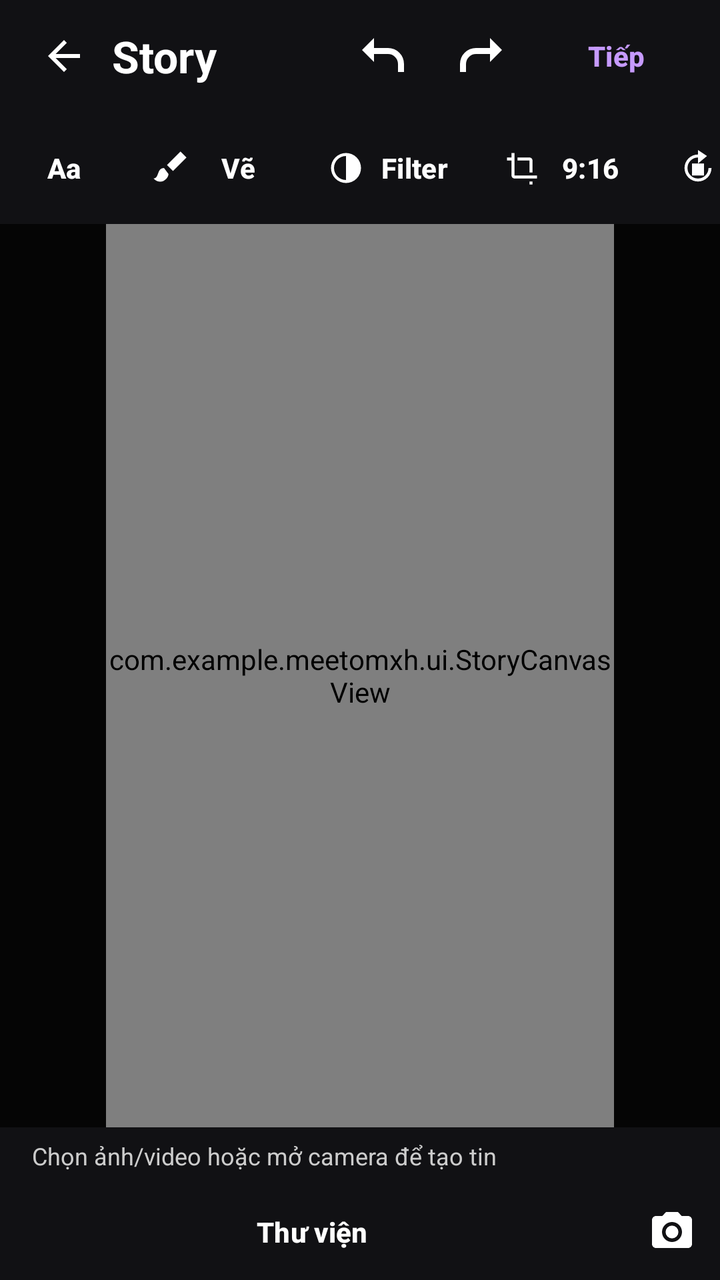
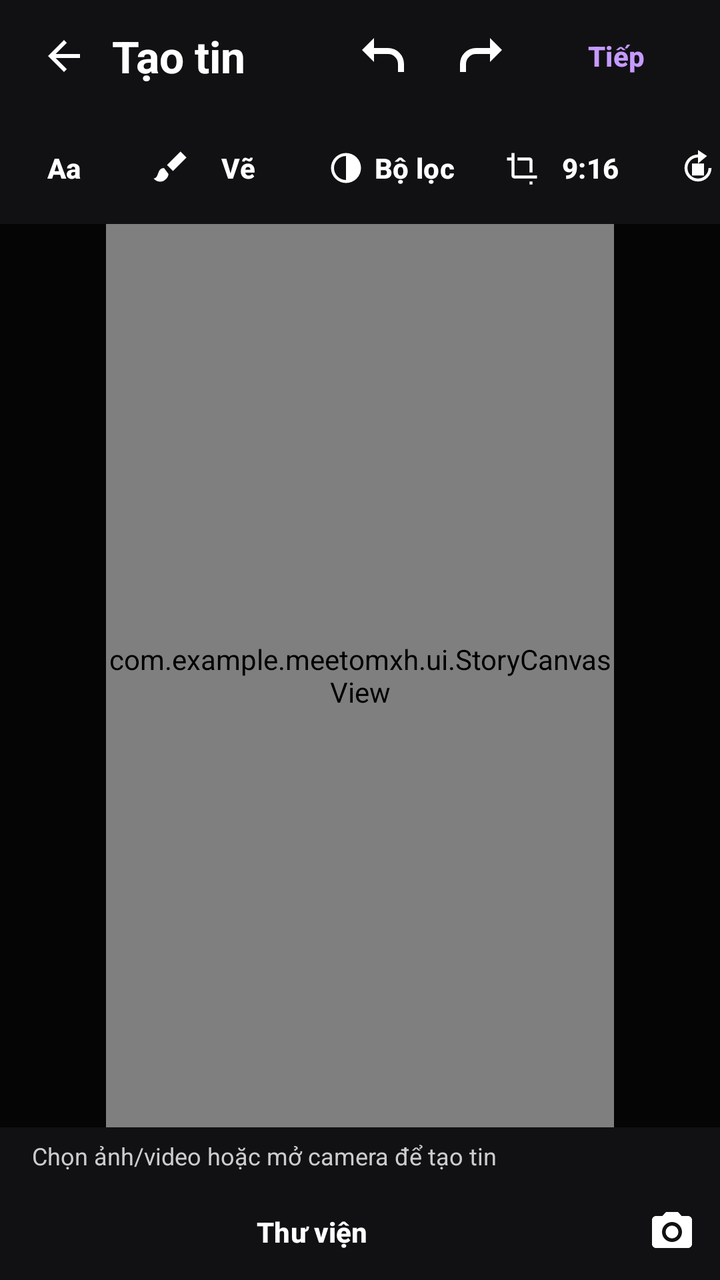

Before-and-after screenshots of an Android layout around one commit, followed by the original layout XML and the change that was made.
<!-- AndroidManifest.xml: application theme Theme.MeetoMXH -->
<!-- res/layout/activity_story_create.xml -->
<LinearLayout xmlns:android="http://schemas.android.com/apk/res/android" xmlns:app="http://schemas.android.com/apk/res-auto" android:id="@+id/story_create_root" android:layout_width="match_parent" android:layout_height="match_parent" android:orientation="vertical" android:background="#111114">
 <LinearLayout android:layout_width="match_parent" android:layout_height="56dp" android:gravity="center_vertical" android:paddingHorizontal="8dp">
  <ImageButton android:id="@+id/story_create_back" android:layout_width="48dp" android:layout_height="48dp" android:background="?attr/selectableItemBackgroundBorderless" android:src="@drawable/ic_arrow_back" android:tint="#FFFFFF" android:contentDescription="Quay lại" />
  <TextView android:layout_width="0dp" android:layout_height="wrap_content" android:layout_weight="1" android:text="Story" android:textColor="#FFFFFF" android:textSize="22sp" android:textStyle="bold" />
  <ImageButton android:id="@+id/story_undo" android:layout_width="48dp" android:layout_height="48dp" android:background="?attr/selectableItemBackgroundBorderless" android:src="@drawable/ic_story_undo" android:tint="#FFFFFF" android:contentDescription="Hoàn tác" />
  <ImageButton android:id="@+id/story_redo" android:layout_width="48dp" android:layout_height="48dp" android:background="?attr/selectableItemBackgroundBorderless" android:src="@drawable/ic_story_redo" android:tint="#FFFFFF" android:contentDescription="Làm lại" />
  <Button android:id="@+id/story_next" style="@style/Widget.Material3.Button.TextButton" android:layout_width="wrap_content" android:layout_height="48dp" android:text="Tiếp" android:textAllCaps="false" android:textColor="#C69AFF" />
 </LinearLayout>
 <HorizontalScrollView android:id="@+id/story_tools" android:layout_width="match_parent" android:layout_height="56dp" android:scrollbars="none">
  <LinearLayout android:layout_width="wrap_content" android:layout_height="match_parent" android:gravity="center_vertical">
   <Button android:id="@+id/story_text_tool" style="@style/Widget.Material3.Button.TextButton" android:layout_width="64dp" android:layout_height="48dp" android:text="Aa" android:textColor="#FFFFFF" android:contentDescription="Thêm văn bản" />
   <com.google.android.material.button.MaterialButton android:id="@+id/story_brush_tool" style="@style/Widget.Material3.Button.TextButton" android:layout_width="wrap_content" android:layout_height="48dp" app:icon="@drawable/ic_story_brush" app:iconTint="#FFFFFF" android:text="Vẽ" android:textColor="#FFFFFF" android:textAllCaps="false" />
   <com.google.android.material.button.MaterialButton android:id="@+id/story_filter_tool" style="@style/Widget.Material3.Button.TextButton" android:layout_width="wrap_content" android:layout_height="48dp" app:icon="@drawable/ic_story_filter" app:iconTint="#FFFFFF" android:text="Filter" android:textColor="#FFFFFF" android:textAllCaps="false" />
   <com.google.android.material.button.MaterialButton android:id="@+id/story_crop_tool" style="@style/Widget.Material3.Button.TextButton" android:layout_width="wrap_content" android:layout_height="48dp" app:icon="@drawable/ic_story_crop" app:iconTint="#FFFFFF" android:text="9:16" android:textColor="#FFFFFF" android:textAllCaps="false" />
   <com.google.android.material.button.MaterialButton android:id="@+id/story_rotate_tool" style="@style/Widget.Material3.Button.TextButton" android:layout_width="wrap_content" android:layout_height="48dp" app:icon="@drawable/ic_story_rotate" app:iconTint="#FFFFFF" android:text="Xoay" android:textColor="#FFFFFF" android:textAllCaps="false" />
   <com.google.android.material.button.MaterialButton android:id="@+id/story_music_tool" style="@style/Widget.Material3.Button.TextButton" android:layout_width="wrap_content" android:layout_height="48dp" app:icon="@drawable/ic_music_note" app:iconTint="#D7B9FF" android:text="Âm nhạc" android:textColor="#FFFFFF" android:textAllCaps="false" />
  </LinearLayout>
 </HorizontalScrollView>
 <TextView android:id="@+id/story_music_info" android:layout_width="match_parent" android:layout_height="wrap_content" android:paddingHorizontal="14dp" android:paddingVertical="2dp" android:textColor="#D7B9FF" android:textSize="12sp" android:maxLines="1" android:ellipsize="end" android:visibility="gone" />
 <androidx.constraintlayout.widget.ConstraintLayout android:layout_width="match_parent" android:layout_height="0dp" android:layout_weight="1" android:background="#050505">
  <FrameLayout android:id="@+id/story_stage" android:layout_width="0dp" android:layout_height="0dp" app:layout_constraintDimensionRatio="9:16" app:layout_constraintTop_toTopOf="parent" app:layout_constraintBottom_toBottomOf="parent" app:layout_constraintStart_toStartOf="parent" app:layout_constraintEnd_toEndOf="parent">
   <androidx.media3.ui.PlayerView android:id="@+id/story_edit_player" android:layout_width="match_parent" android:layout_height="match_parent" app:surface_type="surface_view" app:resize_mode="fit" app:use_controller="false" android:visibility="gone" />
   <ImageView android:id="@+id/story_export_preview" android:layout_width="match_parent" android:layout_height="match_parent" android:scaleType="fitCenter" android:contentDescription="Story thành phẩm" android:visibility="gone" />
   <com.example.meetomxh.ui.StoryCanvasView android:id="@+id/story_canvas" android:layout_width="match_parent" android:layout_height="match_parent" />
  </FrameLayout>
 </androidx.constraintlayout.widget.ConstraintLayout>
 <TextView android:id="@+id/story_create_status" android:layout_width="match_parent" android:layout_height="wrap_content" android:paddingHorizontal="16dp" android:paddingVertical="6dp" android:maxLines="3" android:textSize="12sp" android:textColor="#CCCCCC" android:text="Chọn ảnh/video hoặc mở camera để tạo tin" android:accessibilityLiveRegion="polite" />
 <com.example.meetomxh.ui.ReelTrimTimelineView android:id="@+id/story_trim" android:layout_width="match_parent" android:layout_height="104dp" android:visibility="gone" />
 <LinearLayout android:layout_width="match_parent" android:layout_height="48dp" android:gravity="center_vertical">
  <Button android:id="@+id/story_pick" style="@style/Widget.Material3.Button.TextButton" android:layout_width="0dp" android:layout_height="48dp" android:layout_weight="1" android:text="Thư viện" android:textColor="#FFFFFF" android:textAllCaps="false" />
  <ImageButton android:id="@+id/story_camera" android:layout_width="48dp" android:layout_height="48dp" android:background="?attr/selectableItemBackgroundBorderless" android:src="@drawable/ic_camera" android:tint="#FFFFFF" android:contentDescription="Chụp ảnh hoặc quay video Story" />
  <ImageButton android:id="@+id/story_edit_play" android:layout_width="48dp" android:layout_height="48dp" android:background="?attr/selectableItemBackgroundBorderless" android:src="@drawable/ic_reel_pause" android:tint="#FFFFFF" android:contentDescription="Phát hoặc tạm dừng video" android:visibility="gone" />
  <CheckBox android:id="@+id/story_edit_mute" android:layout_width="wrap_content" android:layout_height="48dp" android:text="Tắt tiếng" android:textColor="#FFFFFF" android:buttonTint="#C69AFF" android:visibility="gone" />
  <Button android:id="@+id/story_privacy" android:visibility="gone" style="@style/Widget.Material3.Button.TextButton" android:layout_width="wrap_content" android:layout_height="48dp" android:text="Người theo dõi" android:textColor="#FFFFFF" android:textAllCaps="false" />
 </LinearLayout>
 <EditText android:id="@+id/story_create_caption" android:visibility="gone" android:layout_width="match_parent" android:layout_height="48dp" android:paddingHorizontal="16dp" android:hint="Mô tả Story…" android:textColor="#FFFFFF" android:textColorHint="#AAAAAA" android:maxLength="2000" android:singleLine="true" android:inputType="textCapSentences" />
 <ProgressBar android:id="@+id/story_create_progress" style="@android:style/Widget.ProgressBar.Horizontal" android:layout_width="match_parent" android:layout_height="4dp" android:max="100" android:visibility="gone" />
 <Button android:id="@+id/story_publish" android:visibility="gone" android:layout_width="match_parent" android:layout_height="52dp" android:layout_marginHorizontal="12dp" android:text="Xem trước" android:textAllCaps="false" android:textColor="#FFFFFF" android:backgroundTint="#823CE0" />
</LinearLayout>
<!-- resources referenced by this layout -->
<resources>
  <!-- drawable ic_music_note (drawable) -->
  <vector xmlns:android="http://schemas.android.com/apk/res/android" android:width="24dp" android:height="24dp" android:viewportWidth="24" android:viewportHeight="24">
      <path android:fillColor="#FFFFFFFF" android:pathData="M12,3v12.26A4,4 0,1 0,14 19V7h6V3z" />
  </vector>
  <!-- drawable ic_reel_pause (drawable) -->
  <vector xmlns:android="http://schemas.android.com/apk/res/android" android:width="24dp" android:height="24dp" android:viewportWidth="24" android:viewportHeight="24"><path android:fillColor="#FFFFFF" android:pathData="M6,4h4v16H6zM14,4h4v16h-4z"/></vector>
  <!-- drawable ic_story_brush (drawable) -->
  <vector xmlns:android="http://schemas.android.com/apk/res/android" android:width="24dp" android:height="24dp" android:viewportWidth="24" android:viewportHeight="24"><path android:fillColor="#FFFFFF" android:pathData="M14,14l-4,-4 9,-9 4,4zM8,12c-5,0 -3,7 -7,7 5,5 10,0 10,-3z"/></vector>
  <!-- drawable ic_story_redo (drawable) -->
  <vector xmlns:android="http://schemas.android.com/apk/res/android" android:width="24dp" android:height="24dp" android:viewportWidth="24" android:viewportHeight="24"><path android:fillColor="#FFFFFF" android:pathData="M17,7V3l6,6 -6,6v-4h-7a5,5 0,0 0,-5 5v4H2v-4a8,8 0,0 1,8 -8h7z"/></vector>
  <!-- drawable ic_story_undo (drawable) -->
  <vector xmlns:android="http://schemas.android.com/apk/res/android" android:width="24dp" android:height="24dp" android:viewportWidth="24" android:viewportHeight="24"><path android:fillColor="#FFFFFF" android:pathData="M7,7V3L1,9l6,6v-4h7a5,5 0,0 1,5 5v4h3v-4a8,8 0,0 0,-8 -8H7z"/></vector>
  <style name="Theme.MeetoMXH" parent="Base.Theme.MeetoMXH" />
  <color name="text_primary">#262626</color>
  <color name="brand_blue">#E1306C</color>
  <color name="white">#FFFFFFFF</color>
  <color name="primary_container">#FCE4EC</color>
  <color name="on_primary_container">#880E4F</color>
  <color name="ig_purple">#833AB4</color>
  <color name="surface_bg">#FFFFFF</color>
  <color name="surface_variant">#FAFAFA</color>
  <color name="text_secondary">#737373</color>
  <color name="app_bg">#FFFFFF</color>
  <color name="text_hint">#C7C7C7</color>
  <color name="outline_color">#DBDBDB</color>
  <color name="divider_color">#EFEFEF</color>
  <color name="status_error">#ED4956</color>
  <style name="ThemeOverlay.Meeto.BottomSheetDialog" parent="ThemeOverlay.Material3.BottomSheetDialog">
          <item name="bottomSheetStyle">@style/Widget.Meeto.BottomSheet</item>
      </style>
  <style name="Widget.Meeto.Button.Dialog" parent="Widget.Material3.Button.TextButton">
          <item name="android:textAllCaps">false</item>
          <item name="android:textColor">@color/brand_blue</item>
      </style>
  <style name="ShapeAppearance.Meeto.Dialog" parent="ShapeAppearance.Material3.Corner.Large">
          <item name="cornerSize">@dimen/corner_radius_dialog</item>
      </style>
  <style name="Widget.Meeto.BottomSheet" parent="Widget.Material3.BottomSheet">
          <item name="backgroundTint">@color/surface_bg</item>
          <item name="shapeAppearance">@style/ShapeAppearance.Meeto.LargeComponent</item>
      </style>
  <dimen name="corner_radius_medium">10dp</dimen>
  <dimen name="button_height_standard">48dp</dimen>
  <dimen name="corner_radius_dialog">22dp</dimen>
  <style name="ShapeAppearance.Meeto.LargeComponent" parent="ShapeAppearance.Material3.LargeComponent">
          <item name="cornerSizeTopLeft">16dp</item>
          <item name="cornerSizeTopRight">16dp</item>
          <item name="cornerSizeBottomLeft">0dp</item>
          <item name="cornerSizeBottomRight">0dp</item>
      </style>
  <color name="icon_button_bg_pressed">#EFEFEF</color>
  <!-- unchanged entries left out for length: 11 -->
</resources>

<!-- the commit's change to res/layout/activity_story_create.xml (unified diff, before → after) -->
@@ -1,7 +1,7 @@
 <LinearLayout xmlns:android="http://schemas.android.com/apk/res/android" xmlns:app="http://schemas.android.com/apk/res-auto" android:id="@+id/story_create_root" android:layout_width="match_parent" android:layout_height="match_parent" android:orientation="vertical" android:background="#111114">
  <LinearLayout android:layout_width="match_parent" android:layout_height="56dp" android:gravity="center_vertical" android:paddingHorizontal="8dp">
   <ImageButton android:id="@+id/story_create_back" android:layout_width="48dp" android:layout_height="48dp" android:background="?attr/selectableItemBackgroundBorderless" android:src="@drawable/ic_arrow_back" android:tint="#FFFFFF" android:contentDescription="Quay lại" />
-  <TextView android:layout_width="0dp" android:layout_height="wrap_content" android:layout_weight="1" android:text="Story" android:textColor="#FFFFFF" android:textSize="22sp" android:textStyle="bold" />
+  <TextView android:layout_width="0dp" android:layout_height="wrap_content" android:layout_weight="1" android:text="Tạo tin" android:textColor="#FFFFFF" android:textSize="22sp" android:textStyle="bold" />
   <ImageButton android:id="@+id/story_undo" android:layout_width="48dp" android:layout_height="48dp" android:background="?attr/selectableItemBackgroundBorderless" android:src="@drawable/ic_story_undo" android:tint="#FFFFFF" android:contentDescription="Hoàn tác" />
   <ImageButton android:id="@+id/story_redo" android:layout_width="48dp" android:layout_height="48dp" android:background="?attr/selectableItemBackgroundBorderless" android:src="@drawable/ic_story_redo" android:tint="#FFFFFF" android:contentDescription="Làm lại" />
   <Button android:id="@+id/story_next" style="@style/Widget.Material3.Button.TextButton" android:layout_width="wrap_content" android:layout_height="48dp" android:text="Tiếp" android:textAllCaps="false" android:textColor="#C69AFF" />
@@ -10,7 +10,7 @@
   <LinearLayout android:layout_width="wrap_content" android:layout_height="match_parent" android:gravity="center_vertical">
    <Button android:id="@+id/story_text_tool" style="@style/Widget.Material3.Button.TextButton" android:layout_width="64dp" android:layout_height="48dp" android:text="Aa" android:textColor="#FFFFFF" android:contentDescription="Thêm văn bản" />
    <com.google.android.material.button.MaterialButton android:id="@+id/story_brush_tool" style="@style/Widget.Material3.Button.TextButton" android:layout_width="wrap_content" android:layout_height="48dp" app:icon="@drawable/ic_story_brush" app:iconTint="#FFFFFF" android:text="Vẽ" android:textColor="#FFFFFF" android:textAllCaps="false" />
-   <com.google.android.material.button.MaterialButton android:id="@+id/story_filter_tool" style="@style/Widget.Material3.Button.TextButton" android:layout_width="wrap_content" android:layout_height="48dp" app:icon="@drawable/ic_story_filter" app:iconTint="#FFFFFF" android:text="Filter" android:textColor="#FFFFFF" android:textAllCaps="false" />
+   <com.google.android.material.button.MaterialButton android:id="@+id/story_filter_tool" style="@style/Widget.Material3.Button.TextButton" android:layout_width="wrap_content" android:layout_height="48dp" app:icon="@drawable/ic_story_filter" app:iconTint="#FFFFFF" android:text="Bộ lọc" android:textColor="#FFFFFF" android:textAllCaps="false" />
    <com.google.android.material.button.MaterialButton android:id="@+id/story_crop_tool" style="@style/Widget.Material3.Button.TextButton" android:layout_width="wrap_content" android:layout_height="48dp" app:icon="@drawable/ic_story_crop" app:iconTint="#FFFFFF" android:text="9:16" android:textColor="#FFFFFF" android:textAllCaps="false" />
    <com.google.android.material.button.MaterialButton android:id="@+id/story_rotate_tool" style="@style/Widget.Material3.Button.TextButton" android:layout_width="wrap_content" android:layout_height="48dp" app:icon="@drawable/ic_story_rotate" app:iconTint="#FFFFFF" android:text="Xoay" android:textColor="#FFFFFF" android:textAllCaps="false" />
    <com.google.android.material.button.MaterialButton android:id="@+id/story_music_tool" style="@style/Widget.Material3.Button.TextButton" android:layout_width="wrap_content" android:layout_height="48dp" app:icon="@drawable/ic_music_note" app:iconTint="#D7B9FF" android:text="Âm nhạc" android:textColor="#FFFFFF" android:textAllCaps="false" />
